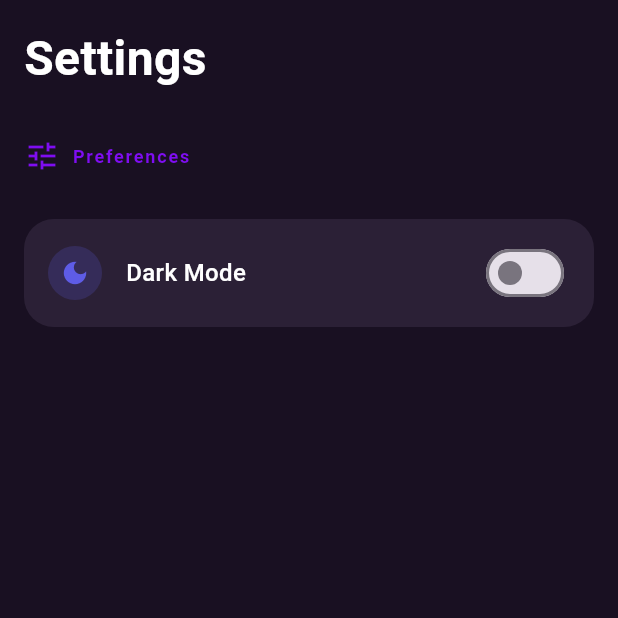
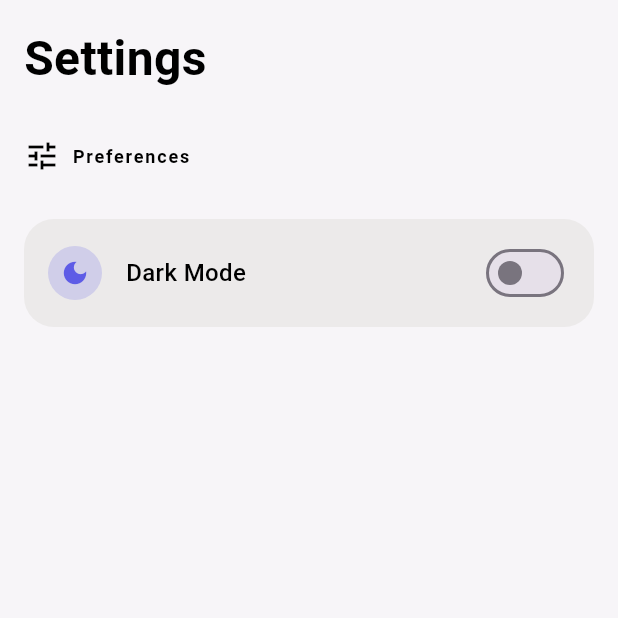
Before and after one commit to Sawyer32/HeroDexGo, a Flutter app: the _SettingsView screen opened directly, on a phone screen of 412 x 824 dp, the top half of it. Run offline on Flutter 3.47's test engine with Material 3 defaults, Android fonts, the light colour scheme and no system bars; our stand-ins replace firebase_auth, firebase_core, flutter_bloc, flutter_dotenv, go_router, permission_handler and 2 more; accounts and stored records are empty; statements that could not run were skipped.

Commit message:
Simplified the use of theme colors

```diff
--- a/devtools_options.yaml
+++ b/devtools_options.yaml
@@ -1,3 +1,4 @@
 description: This file stores settings for Dart & Flutter DevTools.
 documentation: https://docs.flutter.dev/tools/devtools/extensions#configure-extension-enablement-states
 extensions:
+  - shared_preferences: true
--- a/lib/components/profile/settings_switch_tile.dart
+++ b/lib/components/profile/settings_switch_tile.dart
@@ -1,4 +1,5 @@
 import 'package:flutter/material.dart';
+import 'package:hero_dex_go/theme/theme_extensions.dart';
 
 class SettingsSwitchTile extends StatelessWidget {
   final String title;
@@ -36,7 +37,7 @@
             child: Text(
               title,
               style: TextStyle(
-                color: Colors.white,
+                color: context.colors.primaryTextColor,
                 fontSize: 16,
                 fontWeight: .w500
               ),
--- a/lib/main.dart
+++ b/lib/main.dart
@@ -172,7 +172,8 @@
               primaryColor: Color(0xFF7F0DF2),
               primaryTextColor: Color(0xFF000000),
               backgroundColor: Color(0xFFF7F5F8),
-              cardBackgroundColor: Color(0xFFFFFFFF)
+              cardBackgroundColor: Color(0xFFF0F0F0),
+              containerColor: Color.fromARGB(255, 236, 234, 234)
             ),
           ],
         ),
@@ -182,7 +183,8 @@
               primaryColor: Color(0xFF7F0DF2),
               primaryTextColor: Color(0xFFFFFFFF),
               backgroundColor: Color(0xFF191022),
-              cardBackgroundColor: Color(0xFF2D2335)
+              cardBackgroundColor: Color(0xFF2D2335),
+              containerColor: Color(0xFF2B2036)
             ),
           ]
         ),
--- a/lib/screens/profile/profile_screen.dart
+++ b/lib/screens/profile/profile_screen.dart
@@ -5,6 +5,7 @@
 import 'package:hero_dex_go/bloc/settings/settings_state.dart';
 import 'package:hero_dex_go/components/profile/settings_switch_tile.dart';
 import 'package:hero_dex_go/repositories/settings_repository.dart';
+import 'package:hero_dex_go/theme/theme_extensions.dart';
 
 class ProfileScreen extends StatelessWidget {
   const ProfileScreen({super.key});
@@ -20,30 +21,28 @@
 
   @override
   Widget build(BuildContext context) {
-    final containerColor = const Color(0xFF2B2036);
-    final primaryColor = const Color(0xFF7F0DF2);
 
     return Scaffold(
-      backgroundColor: const Color(0xFF191022),
+      backgroundColor: context.colors.backgroundColor,
       body: SafeArea(
         child: SingleChildScrollView(
           padding: const .all(16),
           child: Column(
             crossAxisAlignment: .start,
             children: [
-              const Text(
+              Text(
                 "Settings",
                 style: TextStyle(
-                  fontSize: 32, fontWeight: .bold, color: Colors.white
+                  fontSize: 32, fontWeight: .bold, color: context.colors.primaryTextColor
                 ),
               ),
               const SizedBox(height: 30),
 
-              _buildSectionHeader("Preferences", Icons.tune, primaryColor),
+              _buildSectionHeader("Preferences", Icons.tune, context.colors.primaryTextColor),
               const SizedBox(height: 30),
               Container(
                 decoration: BoxDecoration(
-                  color: containerColor,
+                  color: context.colors.containerColor,
                   borderRadius: .circular(20),
                 ),
                 child: BlocBuilder<SettingsBloc, SettingsState>(
@@ -71,7 +70,7 @@
     );
   }
 
-  Widget _buildSectionHeader(String title, IconData icon, Color color) {
+  Widget _buildSectionHeader(String title, IconData icon, Color? color) {
     return Row(
       children: [
         Icon(icon, color: color),
--- a/lib/screens/search/search_screen.dart
+++ b/lib/screens/search/search_screen.dart
@@ -6,7 +6,9 @@
 import 'package:hero_dex_go/bloc/search/search_state.dart';
 import 'package:hero_dex_go/repositories/search_repository.dart';
 import 'package:hero_dex_go/screens/search/views/discover_view.dart';
+import 'package:hero_dex_go/theme/theme_colors.dart';
 import 'package:shared_preferences/shared_preferences.dart';
+import 'package:hero_dex_go/theme/theme_extensions.dart';
 
 class SearchScreen extends StatelessWidget {
   const SearchScreen({super.key});
@@ -32,9 +34,9 @@
             child: Column(
               crossAxisAlignment: .start,
               children: [
-                const Text(
+                Text(
                   "Discover",
-                  style: TextStyle(fontSize: 32, fontWeight: .bold, color: Colors.white)
+                  style: TextStyle(fontSize: 32, fontWeight: .bold, color: context.colors.primaryTextColor)
                 ),
                 const SizedBox(height: 16),
 
--- a/lib/theme/theme_colors.dart
+++ b/lib/theme/theme_colors.dart
@@ -1,16 +1,28 @@
 import 'package:flutter/material.dart';
 
 class ThemeColors extends ThemeExtension<ThemeColors> {
-  const ThemeColors({required this.primaryColor, required this.primaryTextColor, required this.backgroundColor, required this.cardBackgroundColor});
+  const ThemeColors({
+    required this.primaryColor,
+    required this.primaryTextColor,
+    required this.backgroundColor,
+    required this.cardBackgroundColor,
+    required this.containerColor
+  });
 
   final Color? primaryColor;
   final Color? primaryTextColor;
   final Color? backgroundColor;
   final Color? cardBackgroundColor;
+  final Color? containerColor;
 
   @override
-  ThemeColors copyWith({Color? primaryColor, Color? primaryTextColor, Color? backgroundColor, Color? cardBackgroundColor}) {
-    return ThemeColors(primaryColor: primaryColor ?? this.primaryColor, primaryTextColor: primaryTextColor ?? this.primaryTextColor, backgroundColor: backgroundColor ?? this.backgroundColor, cardBackgroundColor: cardBackgroundColor ?? this.cardBackgroundColor);
+  ThemeColors copyWith({Color? primaryColor, Color? primaryTextColor, Color? backgroundColor, Color? cardBackgroundColor, Color? containerColor}) {
+    return ThemeColors(
+      primaryColor: primaryColor ?? this.primaryColor,
+      primaryTextColor: primaryTextColor ?? this.primaryTextColor,
+      backgroundColor: backgroundColor ?? this.backgroundColor,
+      cardBackgroundColor: cardBackgroundColor ?? this.cardBackgroundColor,
+      containerColor: containerColor ?? this.containerColor);
   }
 
   @override
@@ -24,6 +36,7 @@
       backgroundColor: Color.lerp(backgroundColor, other.backgroundColor, t),
       cardBackgroundColor: Color.lerp(backgroundColor, other.backgroundColor, t),
       primaryTextColor: Color.lerp(primaryTextColor, other.primaryTextColor, t),
+      containerColor: Color.lerp(containerColor, other.containerColor, t)
     );
   }
 
```
Also changed, not shown: lib/theme/theme_extensions.dart (added, +11 -0 lines).
